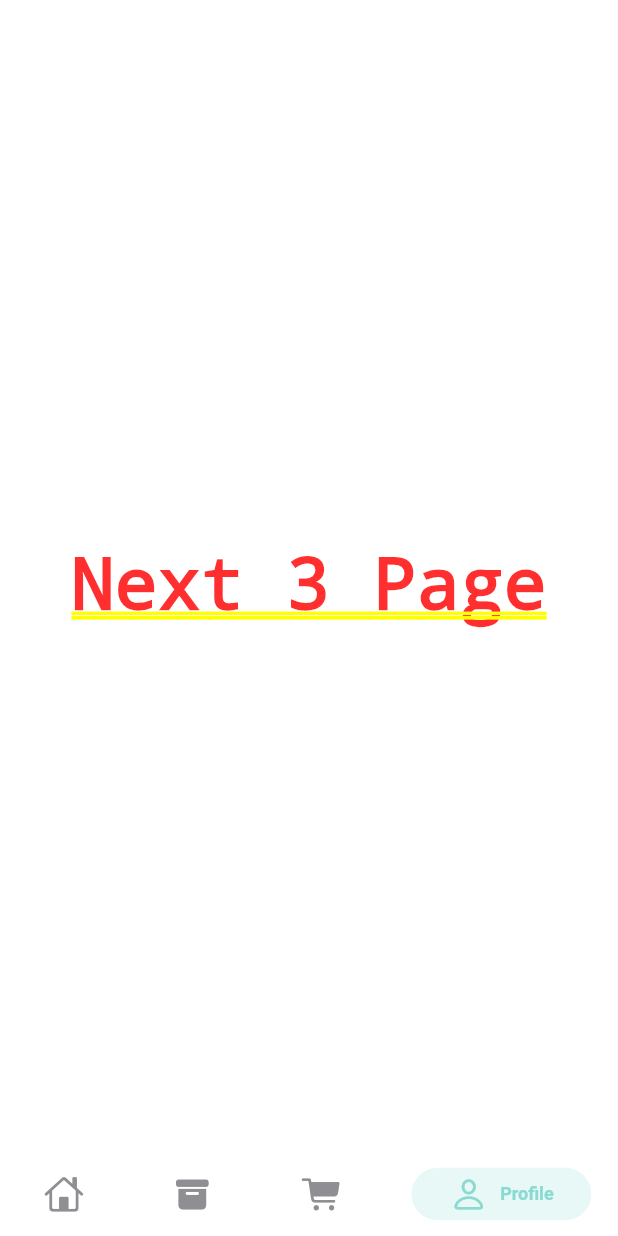
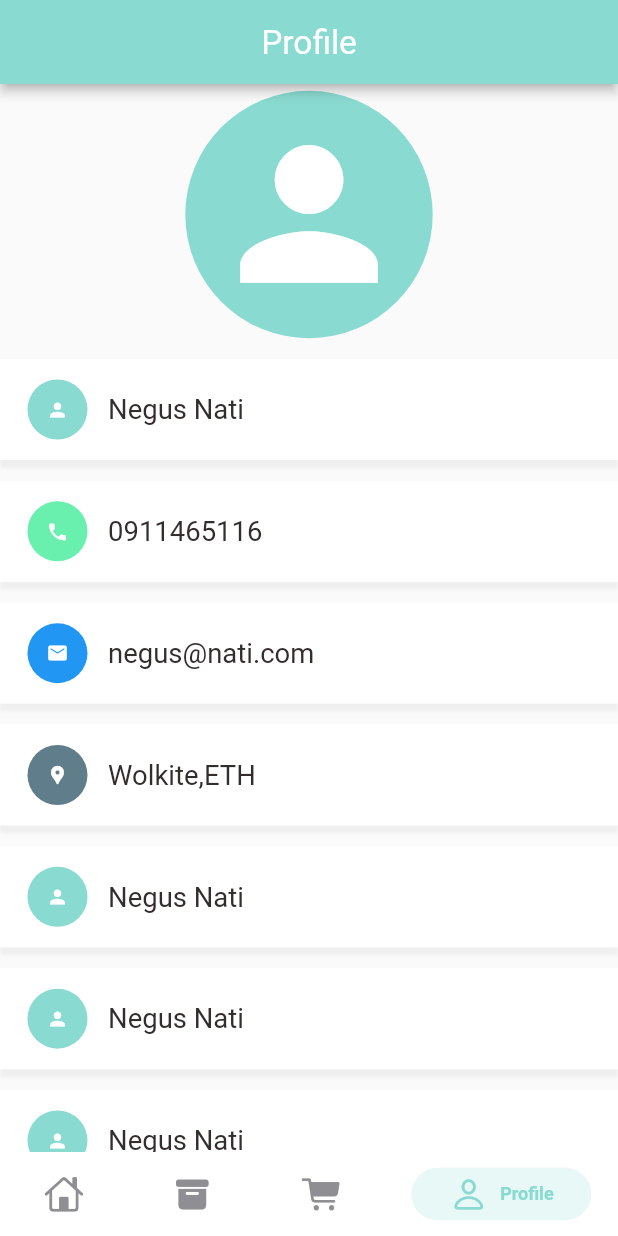
Before and after one commit to NegusNati/food_delivery_app_flutter, a Flutter app: the screen it shows after launch, item 4 of the bottom bar chosen, on a phone screen of 412 x 824 dp. Run offline on Flutter 3.47's test engine with Material 2 defaults, Android fonts, the phone set to English and light mode, and no system bars; drawn by our look-alikes of persistent_bottom_nav_bar; our stand-ins replace dots_indicator, get, shared_preferences; network calls fail.

Commit message:
Profile page

```diff
--- /dev/null
+++ b/lib/pages/account/account_page.dart
@@ -0,0 +1,128 @@
+import 'package:flutter/material.dart';
+import 'package:food_delivery_app/utills/colors.dart';
+import 'package:food_delivery_app/utills/dimensions.dart';
+import 'package:food_delivery_app/widgets/account_widget.dart';
+import 'package:food_delivery_app/widgets/app_icon.dart';
+import 'package:food_delivery_app/widgets/big_text.dart';
+
+class AccountPage extends StatelessWidget {
+  const AccountPage({super.key});
+
+  @override
+  Widget build(BuildContext context) {
+    return Scaffold(
+      appBar: AppBar(
+        backgroundColor: AppColors.mainColor,
+        title: BigText(
+            text: "Profile",
+            size: Dimensions.Height20 + 4,
+            color: Colors.white),
+        elevation: 3,
+        centerTitle: true,
+      ),
+      body: Container(
+        width: double.maxFinite,
+        margin: EdgeInsets.only(top: Dimensions.Height5),
+        child: Column(children: [
+          AppIcon(
+              icon: Icons.person,
+              backgroundColor: AppColors.mainColor,
+              iconColor: Colors.white,
+              iconSize: Dimensions.Height30 * 6,
+              newSize: Dimensions.Width30 * 5),
+          SizedBox(
+            height: Dimensions.Height15,
+          ),
+          Expanded(
+            child: SingleChildScrollView(
+              child: Column(
+                children: [
+                  AccountWidget(
+                      appIcon: AppIcon(
+                        icon: Icons.person,
+                        backgroundColor: AppColors.mainColor,
+                        iconColor: Colors.white,
+                      ),
+                      bigText: BigText(text: "Negus Nati")),
+                  SizedBox(
+                    height: Dimensions.Height15,
+                  ),
+                  AccountWidget(
+                      appIcon: const AppIcon(
+                        icon: Icons.phone,
+                        backgroundColor: Colors.greenAccent,
+                        iconColor: Colors.white,
+                      ),
+                      bigText: BigText(text: "0911465116")),
+                  SizedBox(
+                    height: Dimensions.Height15,
+                  ),
+                  AccountWidget(
+                      appIcon: const AppIcon(
+                        icon: Icons.mail_rounded,
+                        backgroundColor: Colors.blue,
+                        iconColor: Colors.white,
+                      ),
+                      bigText: BigText(text: "negus@nati.com")),
+                  SizedBox(
+                    height: Dimensions.Height15,
+                  ),
+                  AccountWidget(
+                      appIcon: const AppIcon(
+                        icon: Icons.location_pin,
+                        backgroundColor: Colors.blueGrey,
+                        iconColor: Colors.white,
+                      ),
+                      bigText: BigText(text: "Wolkite,ETH")),
+                  SizedBox(
+                    height: Dimensions.Height15,
+                  ),
+                  AccountWidget(
+                      appIcon: AppIcon(
+                        icon: Icons.person,
+                        backgroundColor: AppColors.mainColor,
+                        iconColor: Colors.white,
+                      ),
+                      bigText: BigText(text: "Negus Nati")),
+                  SizedBox(
+                    height: Dimensions.Height15,
+                  ),
+                  AccountWidget(
+                      appIcon: AppIcon(
+                        icon: Icons.person,
+                        backgroundColor: AppColors.mainColor,
+                        iconColor: Colors.white,
+                      ),
+                      bigText: BigText(text: "Negus Nati")),
+                  SizedBox(
+                    height: Dimensions.Height15,
+                  ),
+                  AccountWidget(
+                      appIcon: AppIcon(
+                        icon: Icons.person,
+                        backgroundColor: AppColors.mainColor,
+                        iconColor: Colors.white,
+                      ),
+                      bigText: BigText(text: "Negus Nati")),
+                  SizedBox(
+                    height: Dimensions.Height15,
+                  ),
+                  AccountWidget(
+                      appIcon: AppIcon(
+                        icon: Icons.person,
+                        backgroundColor: AppColors.mainColor,
+                        iconColor: Colors.white,
+                      ),
+                      bigText: BigText(text: "Negus Nati")),
+                  SizedBox(
+                    height: Dimensions.Height15,
+                  ),
+                ],
+              ),
+            ),
+          )
+        ]),
+      ),
+    );
+  }
+}
--- a/lib/pages/home/home_page.dart
+++ b/lib/pages/home/home_page.dart
@@ -1,5 +1,6 @@
 import 'package:flutter/cupertino.dart';
 import 'package:flutter/material.dart';
+import 'package:food_delivery_app/pages/account/account_page.dart';
 import 'package:persistent_bottom_nav_bar/persistent_tab_view.dart';
 
 import '../../utills/colors.dart';
@@ -87,9 +88,7 @@ class _HomePageState extends State<HomePage> {
         child: const Center(child: Text("Next Page")),
       ),
       CartHistory(),
-      Container(
-        child: const Center(child: Text("Next 3 Page")),
-      ),
+      AccountPage()
     ];
   }
 
--- /dev/null
+++ b/lib/widgets/account_widget.dart
@@ -0,0 +1,38 @@
+// ignore_for_file: public_member_api_docs, sort_constructors_first
+import 'package:flutter/material.dart';
+
+import 'package:food_delivery_app/utills/dimensions.dart';
+import 'package:food_delivery_app/widgets/app_icon.dart';
+import 'package:food_delivery_app/widgets/big_text.dart';
+
+class AccountWidget extends StatelessWidget {
+  AppIcon appIcon;
+  BigText bigText;
+  AccountWidget({
+    Key? key,
+    required this.appIcon,
+    required this.bigText,
+  }) : super(key: key);
+
+  @override
+  Widget build(BuildContext context) {
+    return Container(
+      padding: EdgeInsets.only(
+          left: Dimensions.Width20,
+          top: Dimensions.Height15,
+          bottom: Dimensions.Height15),
+        decoration: BoxDecoration(
+          color: Colors.white,
+          boxShadow: [
+            BoxShadow(
+              blurRadius: 1,
+              offset: const Offset(0, 5),color: Colors.grey.withOpacity(0.12),
+            )
+          ]
+        ),
+      child: Row(
+
+        children: [appIcon,SizedBox( width: Dimensions.Width15,), bigText]),
+    );
+  }
+}
```
Also changed, not shown: 1 other file.
